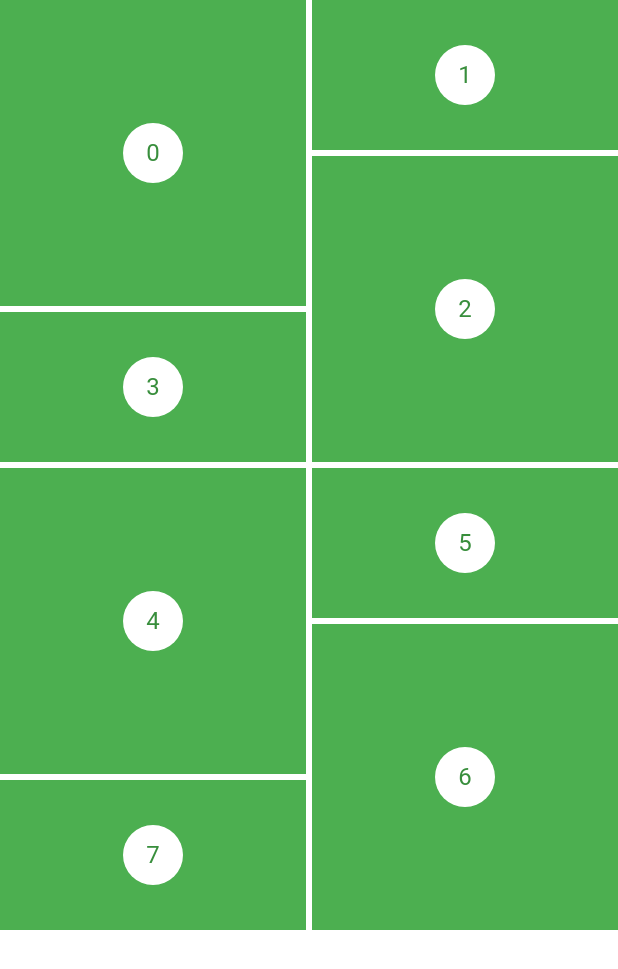
After one commit to lijiasen/flutter_demo, a Flutter app: the GridPage screen opened by its route, on a phone screen of 412 x 824 dp. The commit adds this screen. Shown: the top 969 px of the screen. Run offline on Flutter 3.47's test engine with Material 2 defaults, Android fonts, the phone set to English and light mode, and no system bars.

Commit message:
添加grid demo

```diff
--- /dev/null
+++ b/lib/grid_page.dart
@@ -0,0 +1,40 @@
+import 'package:flutter/material.dart';
+import 'package:flutter/widgets.dart';
+import 'package:flutter_staggered_grid_view/flutter_staggered_grid_view.dart';
+
+class GridPage extends StatefulWidget {
+  final String title;
+  static String tag = 'gridPage';
+
+  GridPage({Key key, this.title}) : super(key: key);
+  @override
+  _GridPageState createState() => _GridPageState();
+}
+
+class _GridPageState extends State<GridPage> {
+  @override
+  Widget build(BuildContext context) {
+    return Scaffold(
+      // appBar: AppBar(
+      //   title: Text(widget.title),
+      // ),
+      backgroundColor: Colors.white,
+      body: StaggeredGridView.countBuilder(
+        crossAxisCount: 4,
+        itemCount: 8,
+        itemBuilder: (BuildContext context, int index) => new Container(
+            color: Colors.green,
+            child:  Center(
+              child: CircleAvatar(
+                backgroundColor: Colors.white,
+                child:  Text('$index'),
+              ),
+            )),
+        staggeredTileBuilder: (int index) =>
+            new StaggeredTile.count(2, index.isEven ? 2 : 1),
+        mainAxisSpacing: 4.0,
+        crossAxisSpacing: 4.0,
+      ),
+    );
+  }
+}
--- a/lib/main.dart
+++ b/lib/main.dart
@@ -1,4 +1,5 @@
 import 'package:flutter/material.dart';
+import 'package:jape_flutter/grid_page.dart';
 import 'package:jape_flutter/home.dart';
 import 'package:jape_flutter/login_page.dart';
 import 'package:jape_flutter/url_launcher.dart';
@@ -7,11 +8,11 @@ void main() => runApp(MyApp());
 
 class MyApp extends StatelessWidget {
 
-
 final routes = <String,WidgetBuilder> {
   LoginPage.tag : (context) => LoginPage(title: '足彩'),
   MyHomePage.tag : (context) => MyHomePage(title: '足彩'),
-  UrlLaunch.tag : (context) => UrlLaunch(title: '主页')
+  UrlLaunch.tag : (context) => UrlLaunch(title: '主页'),
+  GridPage.tag : (context) => GridPage(title: 'Grid')
 };
 
   // This widget is the root of your application.
--- a/pubspec.yaml
+++ b/pubspec.yaml
@@ -24,6 +24,7 @@ dependencies:
   # Use with the CupertinoIcons class for iOS style icons.
   cupertino_icons: ^0.1.2
   url_launcher: ^5.0.2
+  flutter_staggered_grid_view: "^0.2.7"
 
 dev_dependencies:
   flutter_test:
```
Also changed, not shown: lib/home.dart (+7 -5 lines), pubspec.lock, 1 other file.
